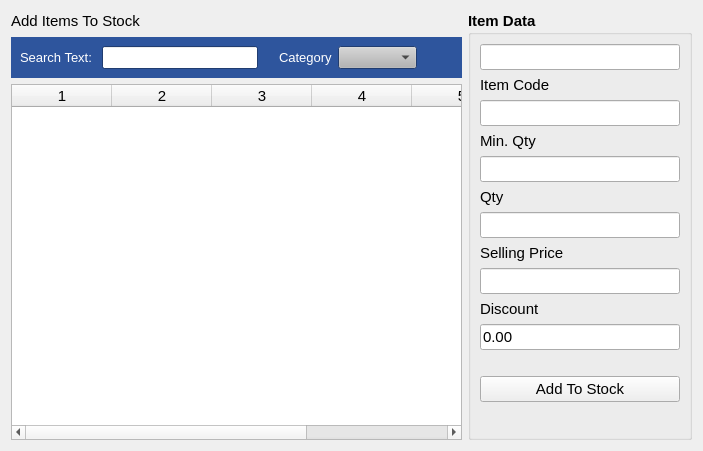
The window that estorecpp/addmanualstockitems.ui (Watti/estorecpp) describes before a commit, drawn with Qt 5.
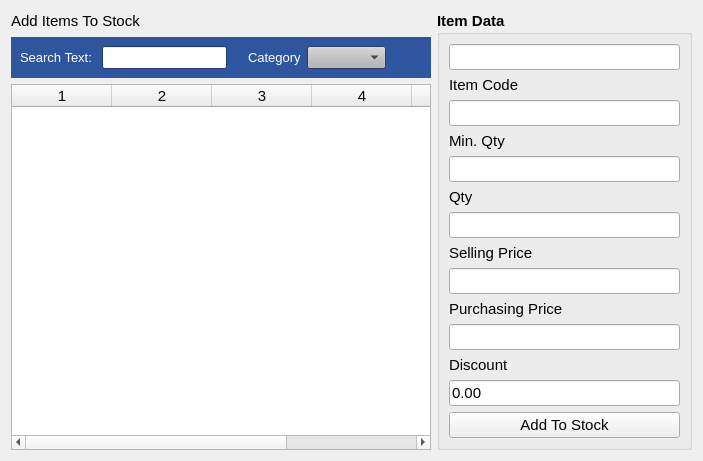
The same window after the commit.

Commit message: purchasing price added to manual stock add

```diff
--- a/estorecpp/addmanualstockitems.ui
+++ b/estorecpp/addmanualstockitems.ui
@@ -784,7 +784,23 @@
        </widget>
       </item>
       <item>
-       <widget class="QLineEdit" name="sellingPrice">
+       <widget class="QLineEdit" name="sellingPrice"/>
+      </item>
+      <item>
+       <widget class="QLabel" name="label_9">
+        <property name="font">
+         <font>
+          <weight>50</weight>
+          <bold>false</bold>
+         </font>
+        </property>
+        <property name="text">
+         <string>Purchasing Price</string>
+        </property>
+       </widget>
+      </item>
+      <item>
+       <widget class="QLineEdit" name="purchasingPrice">
         <property name="sizePolicy">
          <sizepolicy hsizetype="Minimum" vsizetype="Fixed">
           <horstretch>0</horstretch>
@@ -837,22 +853,6 @@
         </property>
        </widget>
       </item>
-      <item>
-       <spacer name="verticalSpacer">
-        <property name="orientation">
-         <enum>Qt::Vertical</enum>
-        </property>
-        <property name="sizeType">
-         <enum>QSizePolicy::Fixed</enum>
-        </property>
-        <property name="sizeHint" stdset="0">
-         <size>
-          <width>20</width>
-          <height>20</height>
-         </size>
-        </property>
-       </spacer>
-      </item>
       <item>
        <widget class="QPushButton" name="addToStockBtn">
         <property name="font">
```
